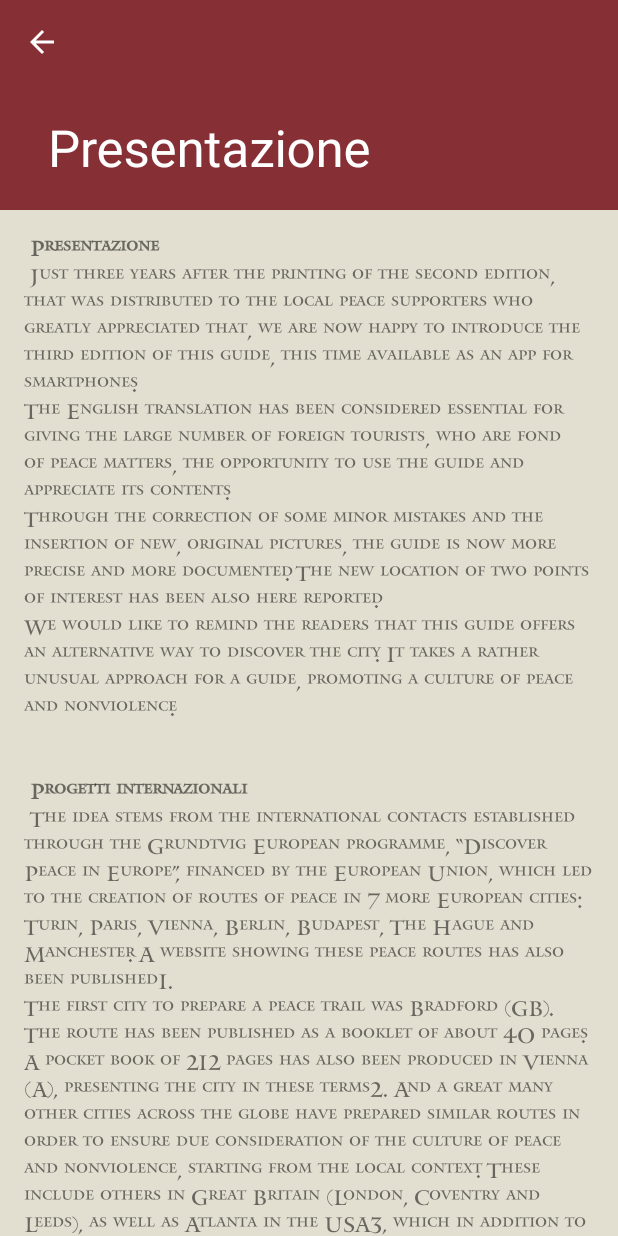
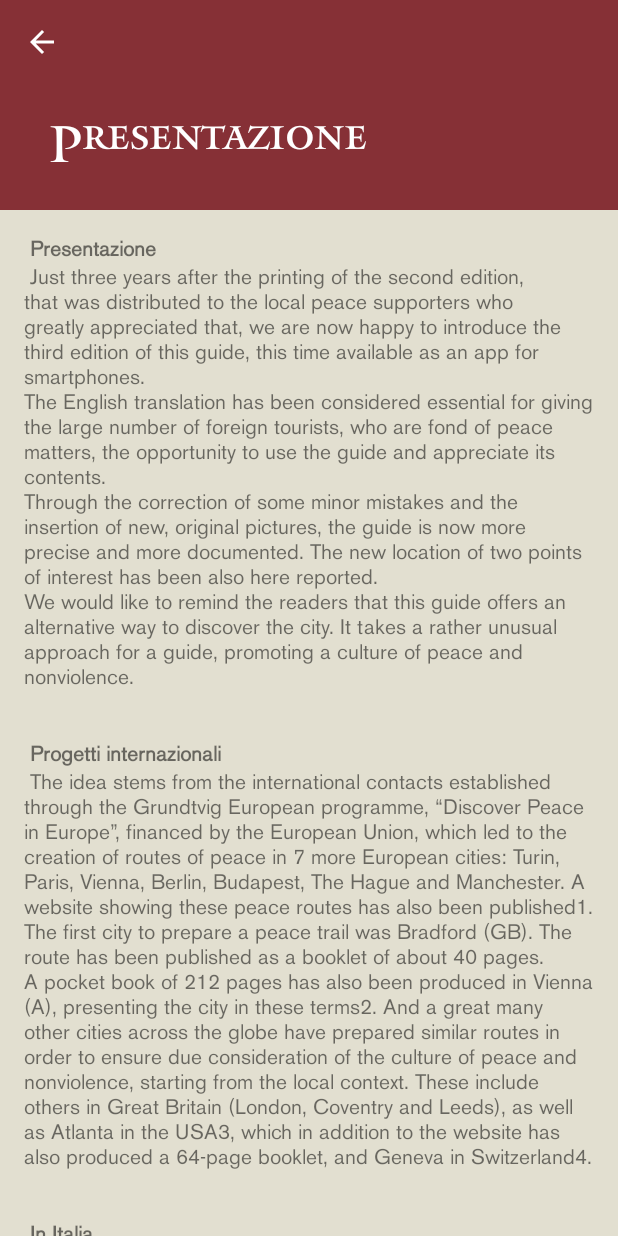
Before and after one commit to alvisespano/Appace, an Android app: the screen it shows after launch (PresentationActivity), after a tap on "PRESENTAZIONE", on a phone screen of 412 x 824 dp. Run offline under Robolectric (Android 15) with nearby library versions, the phone set to English and light mode, and no system bars; 2 statements that could not run were skipped.

Commit message:
Fonts are fine now

```diff
--- /dev/null
+++ b/appace/app/src/main/java/it/unive/dais/cevid/appace/component/BaseActivity.java
@@ -0,0 +1,21 @@
+package it.unive.dais.cevid.appace.component;
+
+import android.annotation.SuppressLint;
+import android.graphics.Typeface;
+import android.support.annotation.IdRes;
+import android.support.design.widget.CollapsingToolbarLayout;
+import android.support.v4.content.res.ResourcesCompat;
+import android.support.v7.app.AppCompatActivity;
+
+import it.unive.dais.cevid.appace.R;
+
+@SuppressLint("Registered")
+public class BaseActivity extends AppCompatActivity {
+
+    void setTitleFont() {
+        CollapsingToolbarLayout collapsingToolbar = findViewById(R.id.collapsing_toolbar);
+        Typeface mantinia = Typeface.create(ResourcesCompat.getFont(this, R.font.mantinia), Typeface.NORMAL);
+        collapsingToolbar.setExpandedTitleTypeface(mantinia);
+        collapsingToolbar.setCollapsedTitleTypeface(mantinia);
+    }
+}
--- a/appace/app/src/main/java/it/unive/dais/cevid/appace/component/HomeActivity.java
+++ b/appace/app/src/main/java/it/unive/dais/cevid/appace/component/HomeActivity.java
@@ -48,7 +48,7 @@ public class HomeActivity extends AppCompatActivity {
         super.onCreate(savedInstanceState);
         setContentView(R.layout.activity_home);
 
-        findViewById(R.id.home_image).setAlpha(R.integer.home_image_alpha / 100.f);
+        findViewById(R.id.home_image).setAlpha(((float) R.integer.home_image_alpha) / 100.f);
 
         progressBarManager = new ProgressBarManager(this, new ProgressBar[]{findViewById(R.id.progress_bar)});
 
--- a/appace/app/src/main/java/it/unive/dais/cevid/appace/component/PresentationActivity.java
+++ b/appace/app/src/main/java/it/unive/dais/cevid/appace/component/PresentationActivity.java
@@ -1,9 +1,14 @@
 package it.unive.dais.cevid.appace.component;
 
 import android.app.ActionBar;
+import android.content.Context;
+import android.graphics.Typeface;
 import android.os.Bundle;
+import android.support.annotation.IdRes;
+import android.support.design.widget.CollapsingToolbarLayout;
 import android.support.design.widget.FloatingActionButton;
 import android.support.design.widget.Snackbar;
+import android.support.v4.content.res.ResourcesCompat;
 import android.support.v7.app.AppCompatActivity;
 import android.support.v7.widget.Toolbar;
 import android.text.Spannable;
@@ -16,7 +21,7 @@ import java.util.Objects;
 
 import it.unive.dais.cevid.appace.R;
 
-public class PresentationActivity extends AppCompatActivity {
+public class PresentationActivity extends BaseActivity {
 
     @Override
     protected void onCreate(Bundle savedInstanceState) {
@@ -24,13 +29,8 @@ public class PresentationActivity extends AppCompatActivity {
         setContentView(R.layout.activity_presentation);
         Toolbar toolbar = findViewById(R.id.toolbar);
         setSupportActionBar(toolbar);
-
-//        TextView mTitle = toolbar.findViewById(R.id.);
+        setTitleFont();
+    }
 
 
-        SpannableString s = new SpannableString(getString(R.string.presentation_title));
-        s.setSpan(new TypefaceSpan("mantinia.ttf"), 0, s.length(),
-                Spannable.SPAN_EXCLUSIVE_EXCLUSIVE);
-        Objects.requireNonNull(getSupportActionBar()).setTitle(s);
-    }
 }
--- a/appace/app/src/main/res/layout/activity_home.xml
+++ b/appace/app/src/main/res/layout/activity_home.xml
@@ -6,7 +6,6 @@
     android:layout_height="match_parent"
     android:backgroundTint="@color/background">
     <!--android:background="@drawable/logo_black">-->
-
 
     <ImageView
         android:id="@+id/home_background"
--- a/appace/app/src/main/res/layout/activity_presentation.xml
+++ b/appace/app/src/main/res/layout/activity_presentation.xml
@@ -12,7 +12,8 @@
         android:layout_width="match_parent"
         android:layout_height="@dimen/app_bar_height"
         android:fitsSystemWindows="true"
-        android:theme="@style/AppTheme.AppBarOverlay">
+        android:theme="@style/AppTheme.AppBarOverlay"
+        >
 
         <android.support.design.widget.CollapsingToolbarLayout
             android:id="@+id/collapsing_toolbar"
--- a/appace/app/src/main/res/layout/content_presentation.xml
+++ b/appace/app/src/main/res/layout/content_presentation.xml
@@ -11,6 +11,7 @@
     tools:showIn="@layout/activity_presentation">
 
     <TextView
+        android:id="@+id/presentation_textview"
         android:layout_width="wrap_content"
         android:layout_height="wrap_content"
         android:layout_margin="@dimen/text_margin"
--- a/appace/app/src/main/res/layout/content_sources.xml
+++ b/appace/app/src/main/res/layout/content_sources.xml
@@ -10,6 +10,7 @@
     tools:showIn="@layout/activity_sources">
 
     <TextView
+        android:id="@+id/sources_textview"
         android:layout_width="wrap_content"
         android:layout_height="wrap_content"
         android:layout_margin="@dimen/text_margin"
--- a/appace/app/src/main/res/values/integers.xml
+++ b/appace/app/src/main/res/values/integers.xml
@@ -5,5 +5,5 @@
     <integer name="zoomFactor_mid">10</integer>
     <integer name="zoomFactor_high">18</integer>
     <integer name="initial_zoom_factor">12</integer>
-    <integer name="home_image_alpha">80</integer>
+    <integer name="home_image_alpha">70</integer>
 </resources>
--- a/appace/app/src/main/res/values/strings.xml
+++ b/appace/app/src/main/res/values/strings.xml
@@ -49,6 +49,7 @@
 
     <string name="sitemap_button">LUOGHI DI PACE</string>
     <string name="sources_button">FONTI</string>
+    <string name="sources_title">Fonti</string>
     <string name="credits_button">CREDITI</string>
     <string name="presentation_button">PRESENTAZIONE</string>
     <string name="presentation_title">Presentazione</string>
--- a/appace/app/src/main/res/values/styles.xml
+++ b/appace/app/src/main/res/values/styles.xml
@@ -6,17 +6,20 @@
         <item name="colorPrimary">@color/colorPrimary</item>
         <item name="colorPrimaryDark">@color/colorPrimaryDark</item>
         <item name="colorAccent">@color/colorAccent</item>
-        <!--<item name="fontFamily">sans-serif-light</item>-->
         <item name="fontFamily">@font/mantinia</item>
     </style>
 
     <style name="AppTheme.NoActionBar">
         <item name="windowActionBar">false</item>
         <item name="windowNoTitle">true</item>
+        <item name="fontFamily">@font/grotesk</item>
     </style>
 
-    <style name="AppTheme.AppBarOverlay" parent="ThemeOverlay.AppCompat.Dark.ActionBar" />
+    <style name="AppTheme.AppBarOverlay" parent="ThemeOverlay.AppCompat.Dark.ActionBar">
+    </style>
 
-    <style name="AppTheme.PopupOverlay" parent="ThemeOverlay.AppCompat.Light" />
+
+    <style name="AppTheme.PopupOverlay" parent="ThemeOverlay.AppCompat.Light">
+    </style>
 
 </resources>
```
Also changed, not shown: appace/app/src/main/java/it/unive/dais/cevid/appace/component/SiteActivity.java (+7 -13 lines), appace/app/src/main/java/it/unive/dais/cevid/appace/component/SourcesActivity.java (+11 -2 lines), appace/app/src/main/res/font/grotesk.ttf (added), 1 other file.
